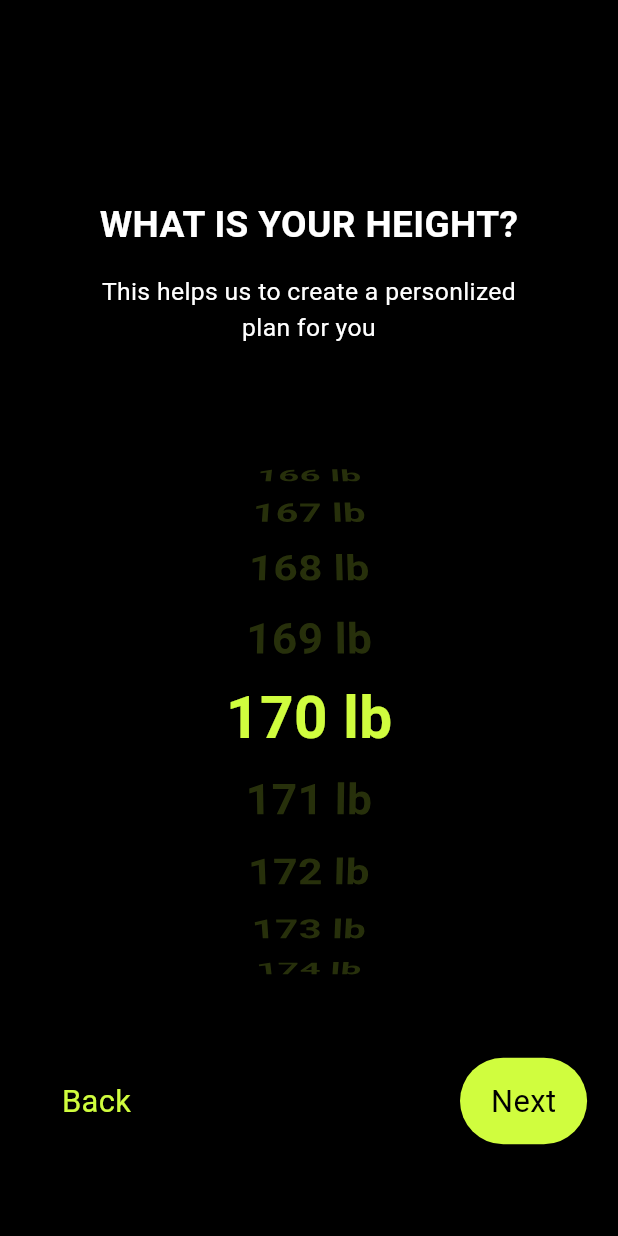
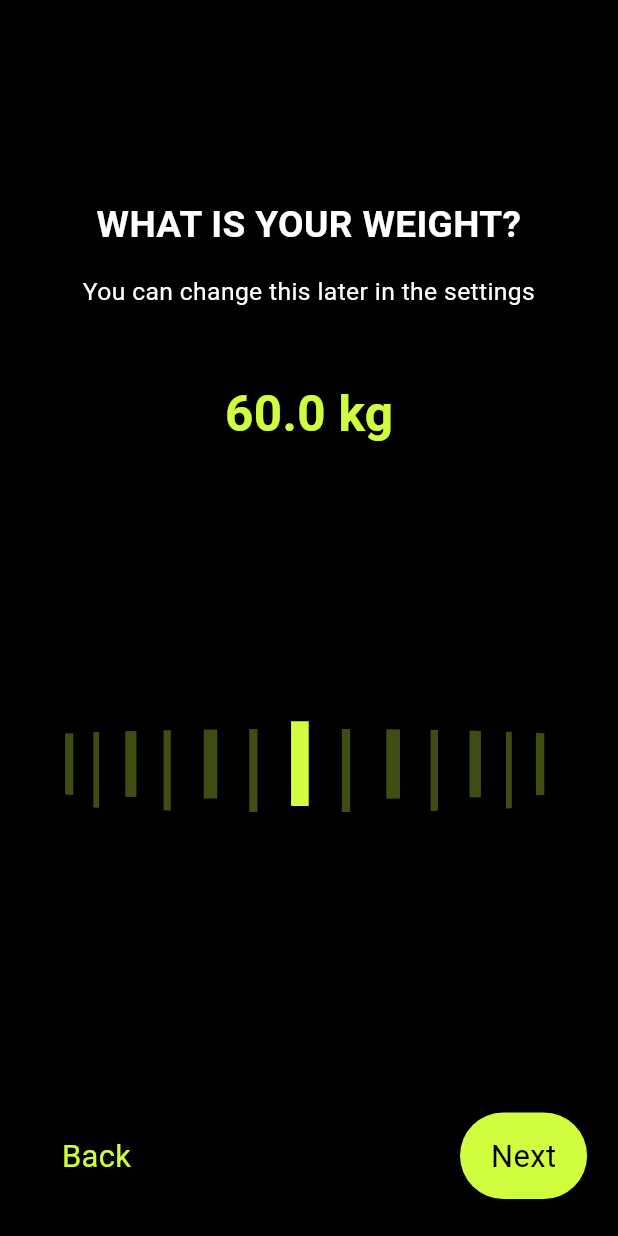
Before and after one commit to DanishVahora/fitness_tracker_app, a Flutter app: the WeightPage screen opened by its route, on a phone screen of 412 x 824 dp. Run offline on Flutter 3.47's test engine with Material 3 defaults, Android fonts, the phone set to English and light mode, and no system bars; our stand-ins replace smooth_page_indicator.

Commit message:
Change in Weight Screen

```diff
--- a/lib/screens/weightScreen/weightScreen.dart
+++ b/lib/screens/weightScreen/weightScreen.dart
@@ -1,7 +1,8 @@
-import 'package:fitness_app_live/models/DetailPageButton.dart';
-import 'package:fitness_app_live/models/DetailPageTitle.dart';
-import 'package:fitness_app_live/models/ListWheelViewScroller.dart';
+import 'package:fitness_app_live/constants/color.dart';
 import 'package:flutter/material.dart';
+
+import '../../models/DetailPageButton.dart';
+import '../../models/DetailPageTitle.dart';
 
 class WeightPage extends StatefulWidget {
   const WeightPage({super.key});
@@ -11,11 +12,14 @@ class WeightPage extends StatefulWidget {
 }
 
 class _WeightPageState extends State<WeightPage> {
+  double weight = 60.0;
+  // Default weight
   @override
   Widget build(BuildContext context) {
-    List<String> items = [];
-    for (int i = 140; i < 200; i++) {
-      items.add(i.toString()+" lb");
+    List<String> levels = [];
+
+    for (var i = 30; i <= 500; i++) {
+      levels.add(i.isEven ? "|" : "I");
     }
     var size = MediaQuery.of(context).size;
     return Scaffold(
@@ -31,23 +35,65 @@ class _WeightPageState extends State<WeightPage> {
         ),
         child: Column(
           children: [
-            DetailPageTitle(
-                text: 'This helps us to create a personlized plan for you',
-                title: "What is your Height?",
-                color: Colors.white),
+            const DetailPageTitle(
+              text: 'You can change this later in the settings',
+              title: "What is your Weight?",
+              color: Colors.white,
+            ),
+            SizedBox(
+              height: size.height * 0.055,
+            ),
+            Text('$weight kg',
+                style: TextStyle(
+                  color: PrimaryColor,
+                  fontSize: size.height * 0.04,
+                  fontWeight: FontWeight.bold,
+                )),
             SizedBox(
               height: size.height * 0.055,
             ),
             SizedBox(
-              height: size.height * 0.5,
-              child: listwheelScrollView(items: items,),
+              height: size.height * 0.4,
+              child: RotatedBox(
+                quarterTurns: -1,
+                child: ListWheelScrollView(
+                    itemExtent: size.height * 0.036,
+                    magnification: 1.2,
+                    useMagnifier: true,
+                    overAndUnderCenterOpacity: 0.3,
+                    physics: const FixedExtentScrollPhysics(),
+                    controller: FixedExtentScrollController(
+                        initialItem: (weight * 2).round() - 1),
+                    onSelectedItemChanged: (index) {
+                      setState(() {
+                        weight = (index + 1) / 2;
+                      });
+                    },
+                    children: levels.map((level) {
+                      return RotatedBox(
+                        quarterTurns: 1,
+                        child: Text(level,
+                            style: TextStyle(
+                              color: PrimaryColor,
+                              fontSize: size.height * 0.08,
+                              fontWeight: FontWeight.bold,
+                            )),
+                      );
+                    }).toList()),
+              ),
             ),
-            DetailPageButton(text: 'Next', onTap: () {
-              Navigator.pushNamed(context, '/goal');
-            }, showBackButton: true,
-              onBackTap: (){
+            const Spacer(),
+            DetailPageButton(
+              text: 'Next',
+              onTap: () {
+                // userProvider.setWeight(weight);
+                Navigator.pushNamed(context, '/height');
+              },
+              showBackButton: true,
+              onBackTap: () {
                 Navigator.pop(context);
-              },),
+              },
+            ),
           ],
         ),
       ),
```
